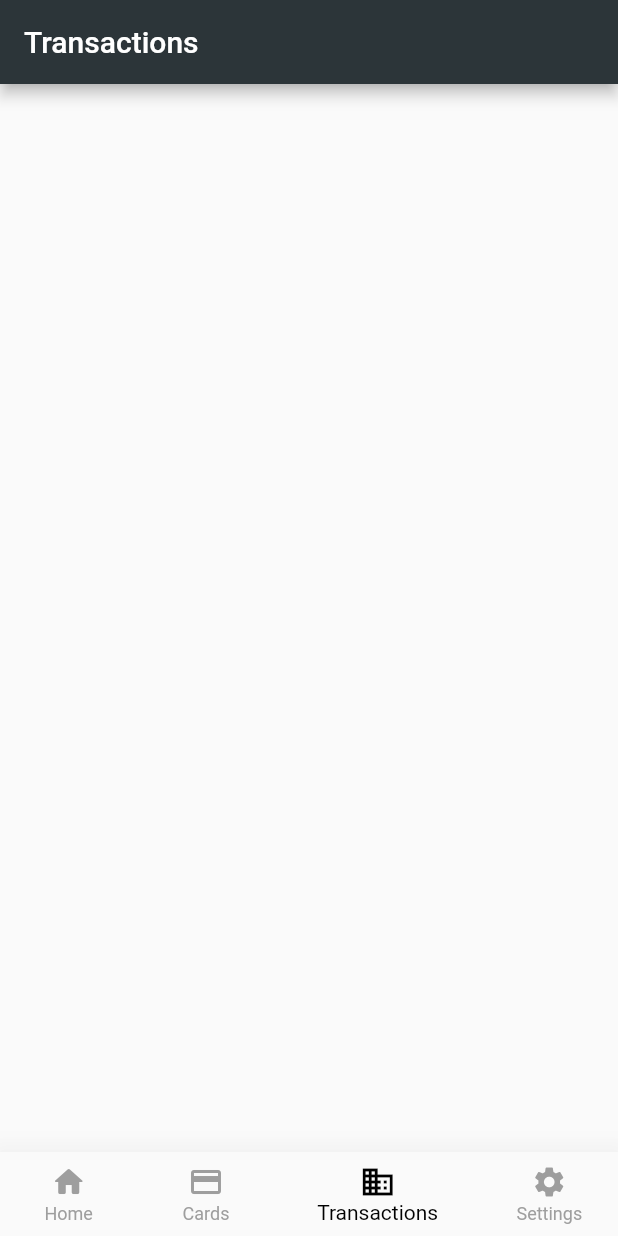
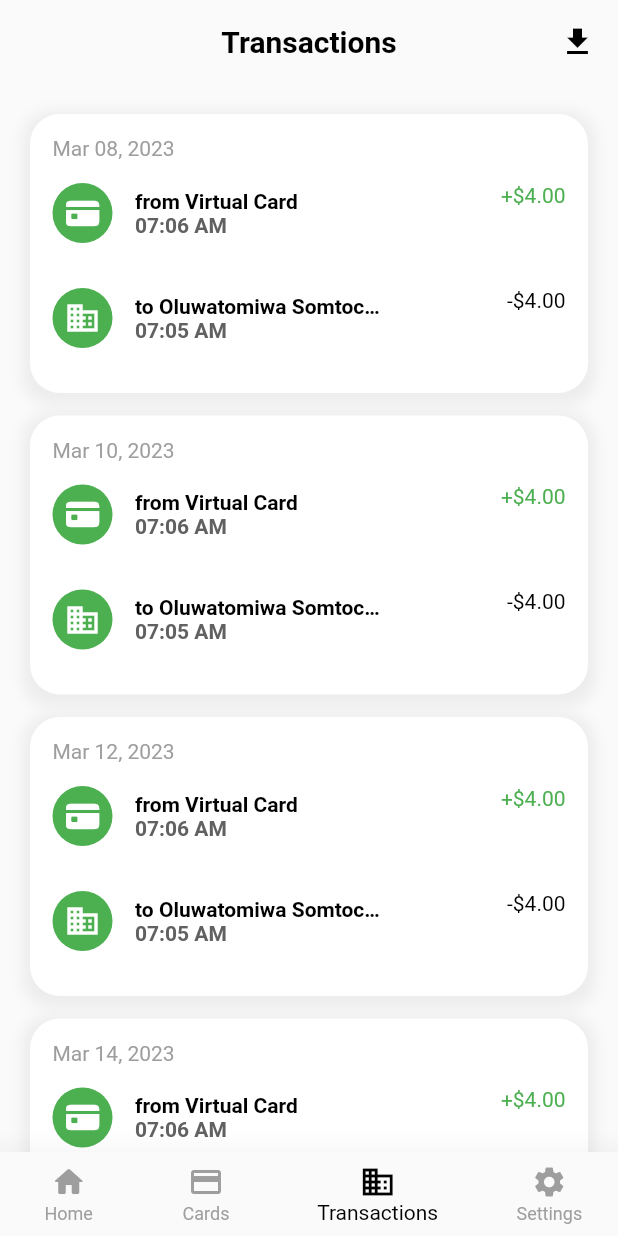
Before and after one commit to elisheba-beep/paydai, a Flutter app: the screen it shows after launch, item 3 of the bottom bar chosen, on a phone screen of 412 x 824 dp. Run offline on Flutter 3.47's test engine with Material 2 defaults, Android fonts, the phone set to English and light mode, and no system bars.

Commit message:
transactions ui update

```diff
--- a/lib/mainPages/settings.dart
+++ b/lib/mainPages/settings.dart
@@ -7,8 +7,14 @@ class Settings extends StatelessWidget {
   Widget build(BuildContext context) {
     return Scaffold(
       appBar: AppBar(
+        backgroundColor: Colors.grey[50],
+        elevation: 0,
+        centerTitle: true,
         title: const Text(
           'Settings',
+          style: TextStyle(
+            color: Colors.black,
+          ),
         ),
       ),
     );
--- a/lib/mainPages/transactions.dart
+++ b/lib/mainPages/transactions.dart
@@ -1,4 +1,6 @@
 import 'package:flutter/material.dart';
+import 'package:paydai/widgets/sharedWidgets/transactionCard.dart';
+import 'package:paydai/widgets/transactionsWidgets/dailyTransactionsColumn.dart';
 
 class Transactions extends StatelessWidget {
   const Transactions({super.key});
@@ -7,8 +9,48 @@ class Transactions extends StatelessWidget {
   Widget build(BuildContext context) {
     return Scaffold(
       appBar: AppBar(
+        elevation: 0,
+        backgroundColor: Colors.grey[50],
+        centerTitle: true,
         title: const Text(
           'Transactions',
+          style: TextStyle(
+            color: Colors.black,
+            fontWeight: FontWeight.bold,
+          ),
+        ),
+        actions: [
+          GestureDetector(
+            onTap: () {},
+            child: const Padding(
+              padding: EdgeInsets.symmetric(horizontal: 15.0),
+              child: Icon(
+                Icons.download,
+                color: Colors.black,
+              ),
+            ),
+          ),
+        ],
+      ),
+      body: SingleChildScrollView(
+        child: Padding(
+          padding: const EdgeInsets.all(20.0),
+          child: Column(
+            children: const [
+              DailyTransactionColumn(
+                date: 'Mar 08, 2023',
+              ),
+              DailyTransactionColumn(
+                date: 'Mar 10, 2023',
+              ),
+              DailyTransactionColumn(
+                date: 'Mar 12, 2023',
+              ),
+              DailyTransactionColumn(
+                date: 'Mar 14, 2023',
+              ),
+            ],
+          ),
         ),
       ),
     );
--- a/lib/widgets/homeWidgets/homeTransactionsContainer.dart
+++ b/lib/widgets/homeWidgets/homeTransactionsContainer.dart
@@ -53,7 +53,7 @@ class HomeTransactionsContainer extends StatelessWidget {
             TransactionCard(
               send: true,
               card: false,
-              beneficiary: 'EKWUNIFE OLUWATOMIWA',
+              beneficiary: 'EKWUNIFE OLUWATOMIWA SOMTOCHUKWU',
               time: '04:15 PM',
               amount: 100,
               currency: 'Naira',
--- a/lib/widgets/sharedWidgets/transactionCard.dart
+++ b/lib/widgets/sharedWidgets/transactionCard.dart
@@ -65,16 +65,21 @@ class TransactionCard extends StatelessWidget {
                             color: Colors.black,
                           ),
                         ),
-                        Text(
+                        SizedBox(
+                          width: 150,
+                          child: Text(
                             card
                                 ? 'Virtual Card'
                                 : beneficiary != null
                                     ? beneficiary!
                                     : '',
+                            softWrap: false,
+                            overflow: TextOverflow.ellipsis,
+                            maxLines: 1,
                             style: const TextStyle(
                               color: Colors.black,
                               fontWeight: FontWeight.bold,
-                            overflow: TextOverflow.ellipsis,
+                            ),
                           ),
                         ),
                       ],
--- /dev/null
+++ b/lib/widgets/transactionsWidgets/dailyTransactionsColumn.dart
@@ -0,0 +1,64 @@
+// ignore_for_file: file_names
+
+import 'package:flutter/material.dart';
+import 'package:paydai/widgets/sharedWidgets/transactionCard.dart';
+
+class DailyTransactionColumn extends StatelessWidget {
+  final String date;
+  const DailyTransactionColumn({Key? key, required this.date})
+      : super(key: key);
+
+  @override
+  Widget build(BuildContext context) {
+    return Padding(
+      padding: const EdgeInsets.only(bottom: 15.0),
+      child: Container(
+        decoration: BoxDecoration(
+          boxShadow: [
+            BoxShadow(
+              color: Colors.grey[300]!.withOpacity(0.5),
+              spreadRadius: 5,
+              blurRadius: 7,
+              offset: const Offset(0, 3),
+            ),
+          ],
+          color: Colors.white,
+          borderRadius: const BorderRadius.all(
+            Radius.circular(20),
+          ),
+        ),
+        child: Padding(
+          padding: const EdgeInsets.all(15.0),
+          child: Column(
+            crossAxisAlignment: CrossAxisAlignment.start,
+            children: [
+              Text(
+                date,
+                style: TextStyle(
+                  color: Colors.grey[500],
+                ),
+              ),
+              TransactionCard(
+                card: true,
+                send: false,
+                currency: 'Dollar',
+                amount: 4,
+                time: '07:06 AM',
+                onTap: () {},
+              ),
+              TransactionCard(
+                card: false,
+                send: true,
+                beneficiary: 'Oluwatomiwa Somtochukwu Ekwunife',
+                currency: 'Dollar',
+                amount: 4,
+                time: '07:05 AM',
+                onTap: () {},
+              ),
+            ],
+          ),
+        ),
+      ),
+    );
+  }
+}
```
Lines whose indentation alone changed are shown as unchanged.
